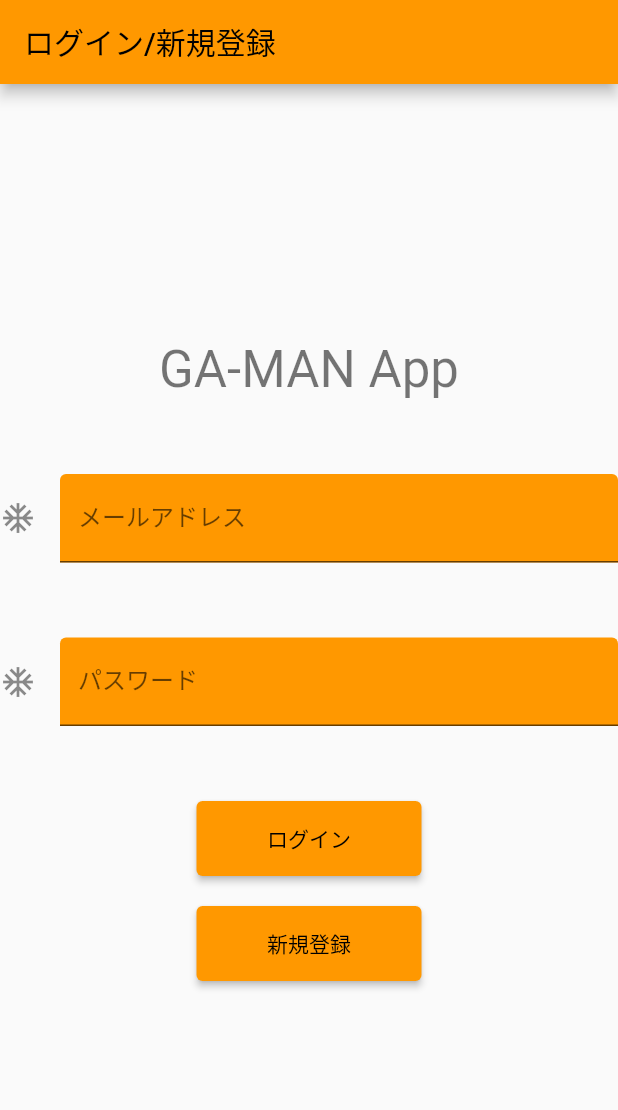
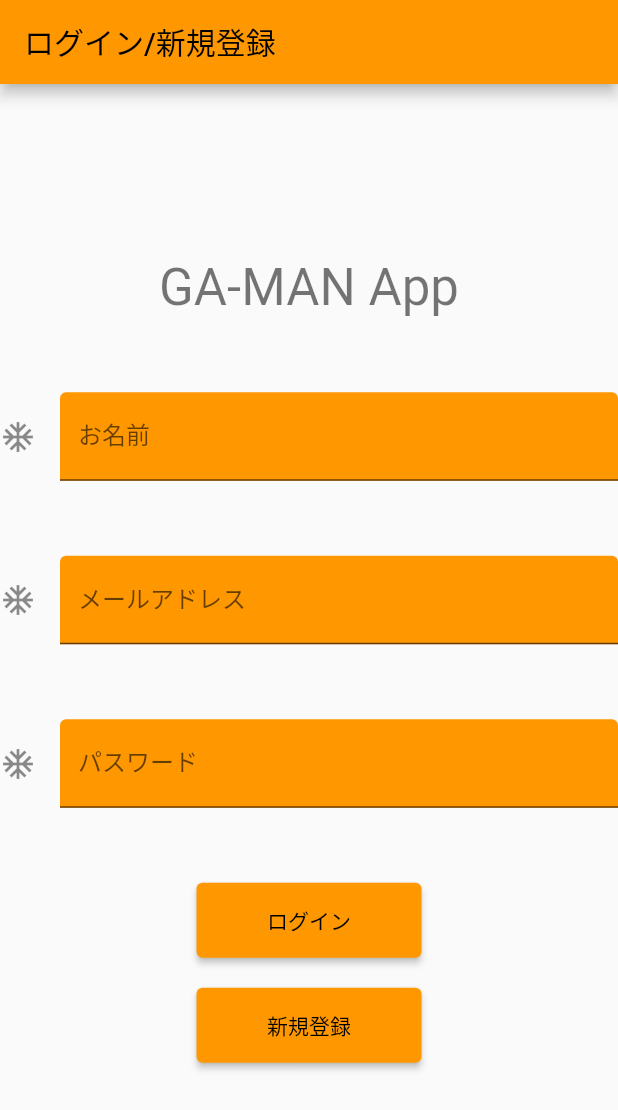
Before and after one commit to endomasato/ma_gaman, a Flutter app: the screen it shows after launch, after a tap on "新規登録", on a phone screen of 412 x 824 dp. Shown: the top 1110 px of the screen. Run offline on Flutter 3.47's test engine with Material 2 defaults, Android fonts, the light colour scheme and no system bars; our stand-ins replace cloud_firestore, firebase_auth, firebase_core, flutter_riverpod, fluttertoast; missing offline and left inert: dart:js; accounts and stored records are empty; network calls fail.

Commit message:
2022_12_23 commit

```diff
--- a/lib/firestore/firestore_user.dart
+++ b/lib/firestore/firestore_user.dart
@@ -1,17 +1,19 @@
+import 'package:cloud_firestore/cloud_firestore.dart';
+
 class FirestoreUser {
   final String userName;
   final String uid;
   int? counter;
   final String email;
-  final DateTime createdAt;
+  final Timestamp createdAt;
 
-  FirestoreUser({required this.uid, required this.email, required this.createdAt, required this.userName, required this.counter});
+  FirestoreUser({required this.uid, required this.email, required this.createdAt, required this.userName});
 
   Map<String, dynamic> toMap() {
     return{
       "userName": userName,
       "uid": uid,
-      "counter": counter,
+      // "counter": counter,
       "email": email,
       "createdAt": createdAt,
     };
--- a/lib/main.dart
+++ b/lib/main.dart
@@ -23,7 +23,7 @@ class MyApp extends StatelessWidget {
   @override
   Widget build(BuildContext context) {
     return MaterialApp(
-      title: 'GA-MAN Counter',
+      title: 'GA-MANr',
       theme: ThemeData(
         primarySwatch: Colors.orange,
       ),
--- a/lib/models/login_model.dart
+++ b/lib/models/login_model.dart
@@ -1,5 +1,6 @@
 import 'dart:js';
 
+import 'package:cloud_firestore/cloud_firestore.dart';
 import 'package:firebase_auth/firebase_auth.dart';
 import 'package:flutter/cupertino.dart';
 import 'package:flutter/material.dart';
@@ -12,9 +13,11 @@ import '../firestore/firestore_user.dart';
 
 final LoginModelProvider = ChangeNotifierProvider((ref) => LoginModel());
 class LoginModel extends ChangeNotifier {
-  String email = "endo@test.com";
-  String password = "endoendo";
+  String email = "";
+  String password = "";
+  String userName = "";
   User? currentUser;
+
   void toMyApp({required BuildContext context}) => Navigator.push(context, MaterialPageRoute(builder: (context) => Home()));
   Future<void> login(BuildContext context) async {
     try {
@@ -25,10 +28,24 @@ class LoginModel extends ChangeNotifier {
       debugPrint(e.toString());
     }
   }
-
+  Future<void> createFirestoreUser({required BuildContext context,required String uid}) async{
+    final newUser = FirestoreUser(
+        uid: uid,
+        email: email,
+        createdAt: Timestamp.now(),
+        userName: userName,
+        // counter: counter
+    ).toMap();
+    await FirebaseFirestore.instance.collection("users").doc(uid).set(newUser);
+    ScaffoldMessenger.of(context).showSnackBar(SnackBar(content: Text('ユーザーが作成できました')));
+    notifyListeners();
+  }
   Future<void> createUser(BuildContext context) async {
     try {
-      await FirebaseAuth.instance.createUserWithEmailAndPassword(email: email, password: password);
+      UserCredential result = await FirebaseAuth.instance.createUserWithEmailAndPassword(email: email, password: password);
+      final User? user = result!.user;
+      final String uid = user!.uid;
+      await createFirestoreUser(context: context, uid: uid);
       toMyApp(context: context);
     } on FirebaseException catch (e) {
       debugPrint(e.toString());
--- a/lib/view/login_screen.dart
+++ b/lib/view/login_screen.dart
@@ -13,6 +13,7 @@ class LoginScreen extends ConsumerWidget {
     final LoginModel loginModel = ref.watch(LoginModelProvider);
     final TextEditingController emailController = TextEditingController();
     final TextEditingController passwordController = TextEditingController();
+    final TextEditingController nameController = TextEditingController();
     String email = "";
     String password = "";
 
@@ -29,6 +30,29 @@ class LoginScreen extends ConsumerWidget {
                   .of(context)
                   .textTheme
                   .headline4),
+              SizedBox(height: 50,),
+              SizedBox(
+                width: 600,
+                child: TextFormField(
+                  controller: nameController,
+                  decoration: const InputDecoration(
+                    icon: Icon(Icons.ac_unit),
+                    filled: true,
+                    fillColor: Colors.orange,
+                    labelText: "お名前",
+                  ),
+                  keyboardType: TextInputType.emailAddress,
+                  validator: (String? value) {
+                    if (value?.isEmpty == true) {
+                      return "メールアドレスを入力してください";
+                    }
+                    return null;
+                  },
+                  onChanged: (String text) {
+                    loginModel.userName = text;
+                  },
+                ),
+              ),
               SizedBox(height: 50,),
               SizedBox(
                 width: 600,
```
